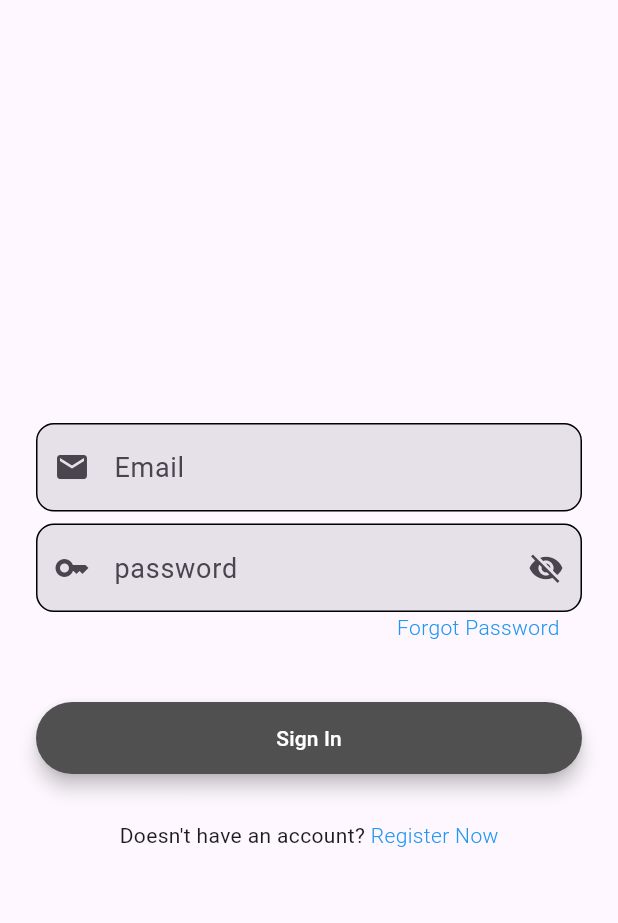
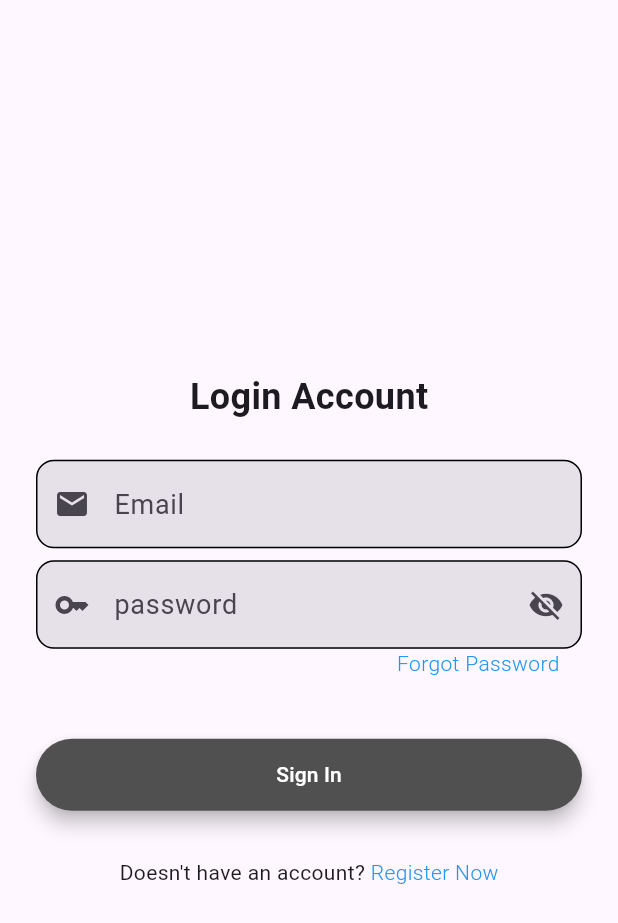
Before and after one commit to alfiusstevanus/sis-praktikum, a Flutter app: the screen it shows after launch, on a phone screen of 412 x 824 dp. Shown: the top 923 px of the screen. Run offline on Flutter 3.47's test engine with Material 3 defaults, Android fonts, the phone set to English and light mode, and no system bars; our stand-ins replace cloud_firestore, csv, file_picker, firebase_auth, firebase_core; accounts and stored records are empty.

Commit message:
fixx brok

```diff
--- a/lib/login.dart
+++ b/lib/login.dart
@@ -73,11 +73,19 @@ class _LoginPageState extends State<LoginScreen> {
                 child: Column(
                   mainAxisAlignment: MainAxisAlignment.center,
                   children: [
-                    SizedBox(height: 25),
+                    SizedBox(height: 15),
                     Form(
                       key: _formKey,
                       child: Column(
                         children: <Widget>[
+                          Text(
+                            "Login Account",
+                            style: TextStyle(
+                              fontWeight: FontWeight.bold,
+                              fontSize: 24,
+                            ),
+                          ),
+                          SizedBox(height: 25),
                           TextFormField(
                             controller: _emailTextController,
                             focusNode: _focusEmail,
```
